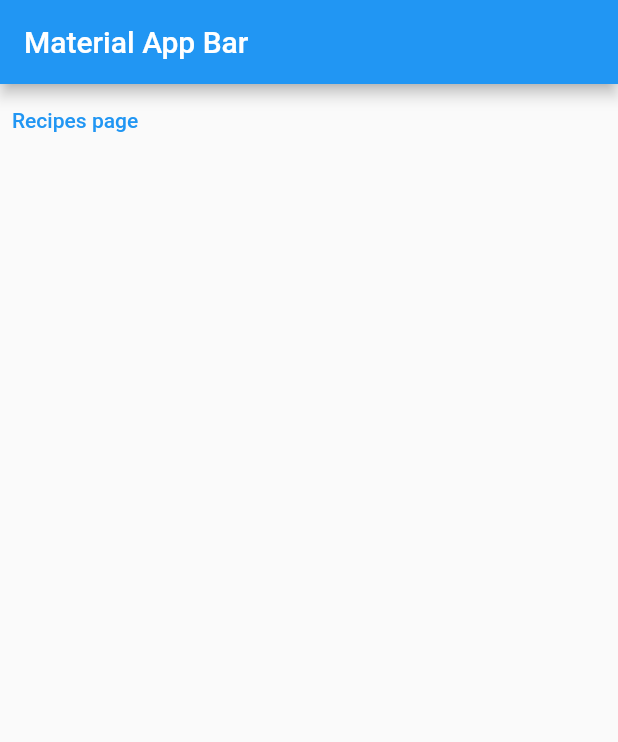
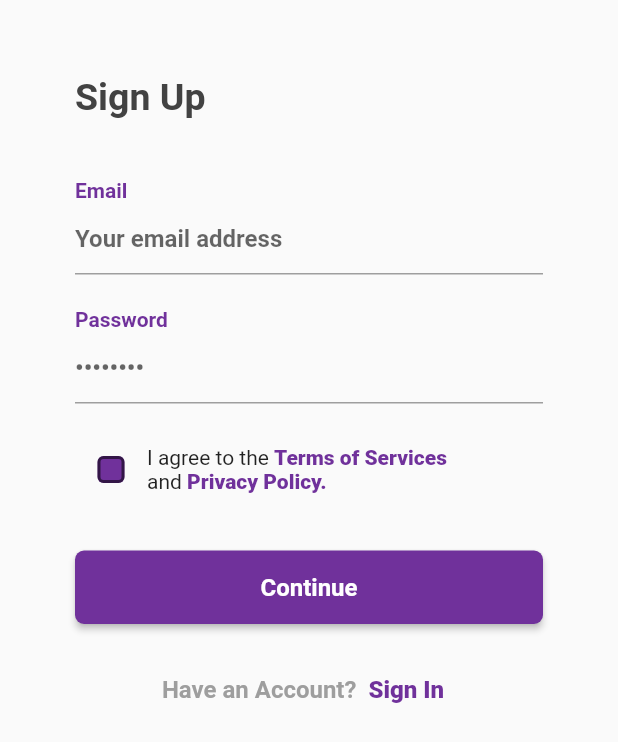
Before and after one commit to JoseJaimeGtz/pantry_management, a Flutter app: the screen it shows after launch, on a phone screen of 412 x 824 dp. Shown: the top 742 px of the screen. Run offline on Flutter 3.47's test engine with Material 2 defaults, Android fonts, the light colour scheme and no system bars; our stand-ins replace bloc, equatable, flutter_bloc, flutter_dotenv, font_awesome_flutter.

Commit message:
Sign In and Sign Up added

```diff
--- a/pantry_management/lib/home_page.dart
+++ b/pantry_management/lib/home_page.dart
@@ -1,5 +1,7 @@
 import 'package:flutter/material.dart';
 import 'package:pantry_management/recipe/recipes.dart';
+import 'package:pantry_management/signIn_signUp/signIn.dart';
+import 'package:pantry_management/signIn_signUp/signUp.dart';
 
 class HomePage extends StatelessWidget {
   const HomePage({
@@ -18,7 +20,7 @@ class HomePage extends StatelessWidget {
             onPressed: () {
               Navigator.of(context).push(
                 MaterialPageRoute(
-                  builder: (context) => Recipes(),
+                  builder: (context) => SignUp(),
                 ),
               );
             },
--- a/pantry_management/lib/main.dart
+++ b/pantry_management/lib/main.dart
@@ -1,7 +1,14 @@
 import 'package:flutter/material.dart';
+import 'package:flutter_bloc/flutter_bloc.dart';
 import 'package:pantry_management/home_page.dart';
+import 'package:pantry_management/bloc/recipes_bloc.dart';
+import 'package:pantry_management/signIn_signUp/signIn.dart';
+import 'package:pantry_management/signIn_signUp/signUp.dart';
 
-void main() => runApp(const MyApp());
+void main() => runApp(BlocProvider(
+  create: (context) => RecipesBloc(),
+  child: const MyApp(),
+));
 
 class MyApp extends StatelessWidget {
   const MyApp({super.key});
@@ -9,8 +16,12 @@ class MyApp extends StatelessWidget {
   @override
   Widget build(BuildContext context) {
     return MaterialApp(
-      title: 'Material App',
-      home: HomePage(),
+      title: 'PantryApp',
+      home: SignUp(), // HomePage() poner la pantalla aqui
+      routes: {
+        '/signIn': (context) => SignIn(),
+        '/signUp': (context) => SignUp(),
+      },
     );
   }
 }
--- a/pantry_management/lib/recipe/recipes.dart
+++ b/pantry_management/lib/recipe/recipes.dart
@@ -5,7 +5,6 @@ import 'package:pantry_management/recipe/item_recipe.dart';
 
 class Recipes extends StatelessWidget {
 
-  /*
   final List<Map<String, String>> _listElements = [
     {
       "title": "Arroz con pollo",
@@ -28,7 +27,7 @@ class Recipes extends StatelessWidget {
       "image": "https://i.imgur.com/trdzMAl.jpg",
     },
   ];
-  */
+
 
   Recipes({
     Key? key,
--- /dev/null
+++ b/pantry_management/lib/signIn_signUp/signUp.dart
@@ -0,0 +1,219 @@
+import 'package:flutter/material.dart';
+import 'package:font_awesome_flutter/font_awesome_flutter.dart';
+
+
+class SignUp extends StatefulWidget {
+  const SignUp({super.key});
+
+  @override
+  State<SignUp> createState() => _SignUpState();
+}
+final _emailController = TextEditingController();
+final _passwordController = TextEditingController();
+
+class _SignUpState extends State<SignUp> {
+
+  bool isChecked = false;
+
+  @override
+  Widget build(BuildContext context) {
+    return MaterialApp(
+      home: Scaffold(
+        body: SafeArea(
+          child: Expanded(
+            child: Column(
+              children: [
+                Container(
+                  padding: EdgeInsets.all(50),
+                  child: Column(
+                    children: [
+                      Row(
+                        children: [
+                          Text('Sign Up',
+                            style: TextStyle(
+                              fontWeight: FontWeight.bold,
+                              fontSize: 25,
+                              color: Colors.grey[800]
+                            )
+                          )
+                        ],
+                      ),
+                      SizedBox(height: 40),
+                      Row(
+                        children: [
+                          Text('Email',
+                            textAlign: TextAlign.start,
+                            style: TextStyle(
+                              color: Color.fromARGB(255, 112, 49, 155),
+                              fontWeight: FontWeight.bold
+                            ),
+                          ),
+                        ],
+                      ),
+                      Row(
+                        children: [
+                          Expanded(
+                            child: TextField(
+                              controller: _emailController,
+                              decoration: InputDecoration(
+                                hintText: "Your email address",
+                                hintStyle: TextStyle(
+                                  fontWeight: FontWeight.w600,
+                                ),
+                                border: UnderlineInputBorder(),
+                                enabledBorder: UnderlineInputBorder(
+                                  borderSide: BorderSide(
+                                    color: Colors.grey
+                                  ),
+                                ),
+                                focusedBorder: UnderlineInputBorder(
+                                  borderSide: BorderSide(
+                                    color: Color.fromARGB(255, 112, 49, 155)
+                                  ),
+                                ),
+                              ),
+                            ),
+                          ),
+                        ],
+                      ),
+                      SizedBox(height: 22),
+                      Row(
+                        children: [
+                          Text('Password',
+                            textAlign: TextAlign.start,
+                            style: TextStyle(
+                              color: Color.fromARGB(255, 112, 49, 155),
+                              fontWeight: FontWeight.bold
+                            ),
+                          ),
+                        ],
+                      ),
+                      Row(
+                        children: [
+                          Expanded(
+                            child: TextField(
+                              controller: _passwordController,
+                              decoration: InputDecoration(
+                                hintText: "••••••••",
+                                hintStyle: TextStyle(
+                                  fontWeight: FontWeight.w600,
+                                ),
+                                border: UnderlineInputBorder(),
+                                enabledBorder: UnderlineInputBorder(
+                                  borderSide: BorderSide(
+                                    color: Colors.grey
+                                  ),
+                                ),
+                                focusedBorder: UnderlineInputBorder(
+                                  borderSide: BorderSide(
+                                    color: Color.fromARGB(255, 112, 49, 155)
+                                  ),
+                                ),
+                              ),
+                            ),
+                          ),
+                        ],
+                      ),
+                      SizedBox(height: 20),
+                      Row(
+                        children: [
+                          Checkbox(
+                            checkColor: Colors.white,
+                            shape: RoundedRectangleBorder(
+                              borderRadius: BorderRadius.circular(4)
+                            ),
+                            fillColor: MaterialStateProperty.all(Color.fromARGB(255, 112, 49, 155)),
+                            value: isChecked,
+                            onChanged: (bool? value) {
+                              setState(() {
+                                isChecked = value!;
+                              });
+                            }
+                          ),
+                          Wrap(
+                            direction: Axis.vertical,
+                            children: [
+                              Row(
+                                children: [
+                                  Text('I agree to the '),
+                                  Text('Terms of Services ',
+                                    style: TextStyle(
+                                      color: Color.fromARGB(255, 112, 49, 155),
+                                      fontWeight: FontWeight.w800
+                                    )
+                                  ),
+                                ],
+                              ),
+                              Row(
+                                mainAxisAlignment: MainAxisAlignment.start,
+                                children: [
+                                  Text('and '),
+                                  Text('Privacy Policy.',
+                                    style: TextStyle(
+                                      color: Color.fromARGB(255, 112, 49, 155),
+                                      fontWeight: FontWeight.w800
+                                    )
+                                  ),
+                                ],
+                              ),
+                            ],
+                          )
+                        ],
+                      ),
+                      SizedBox(height: 30),
+                      Row(
+                        children: [
+                          Expanded(
+                            child: ElevatedButton(
+                              onPressed: () {},
+                              child: Text('Continue',
+                                style: TextStyle(
+                                  fontWeight: FontWeight.bold,
+                                  fontSize: 16
+                                )
+                              ),
+                              style: ElevatedButton.styleFrom(
+                                padding: EdgeInsets.symmetric(vertical: 15),
+                                primary: Color.fromARGB(255, 112, 49, 155),
+                                shape: RoundedRectangleBorder(
+                                  borderRadius: BorderRadius.circular(6),
+                                ),
+                              ),
+                            ),
+                          )
+                        ],
+                      ),
+                      SizedBox(height: 20),
+                      Row(
+                        mainAxisAlignment: MainAxisAlignment.center,
+                        children: [
+                          Text('Have an Account?',
+                            style: TextStyle(
+                              color: Colors.grey[500],
+                                fontWeight: FontWeight.w700,
+                                fontSize: 16
+                            ),
+                          ),
+                          TextButton(
+                            onPressed: () {},
+                            child: Text('Sign In',
+                              style: TextStyle(
+                                color: Color.fromARGB(255, 112, 49, 155),
+                                fontWeight: FontWeight.w800,
+                                fontSize: 16
+                              )
+                            ),
+                          ),
+                        ],
+                      )
+                    ],
+                  ),
+                )
+              ],
+            ),
+          ),
+        ),
+      ),
+    );
+  }
+}
```
Also changed, not shown: pantry_management/lib/bloc/recipes_bloc.dart (added, +13 -0 lines), pantry_management/lib/bloc/recipes_event.dart (added, +8 -0 lines), pantry_management/lib/bloc/recipes_state.dart (added, +10 -0 lines), pantry_management/lib/signIn_signUp/signIn.dart (added, +249 -0 lines), 3 other files.
